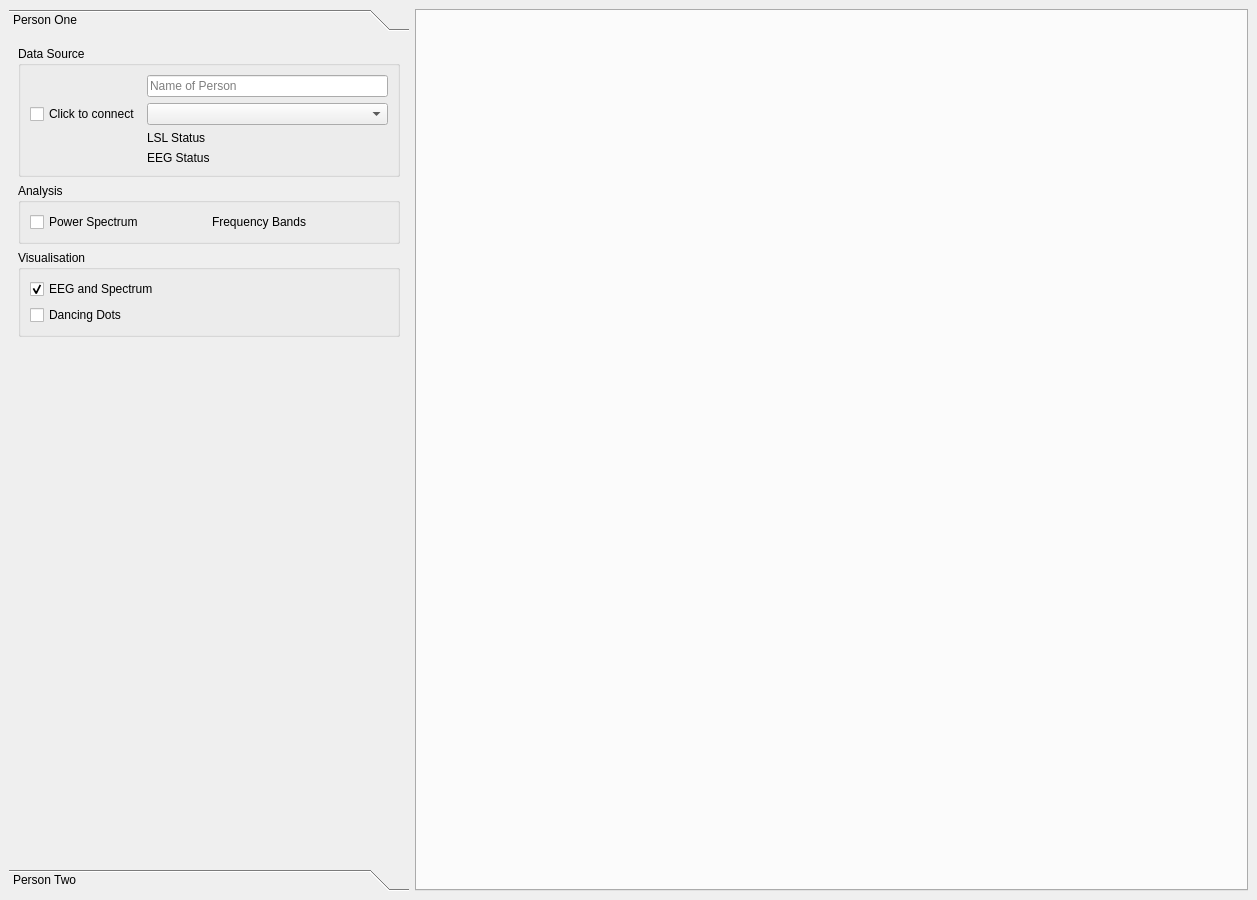
First picture: the form in mainwindow.ui, repository jkanev/samadhi, before the edit.
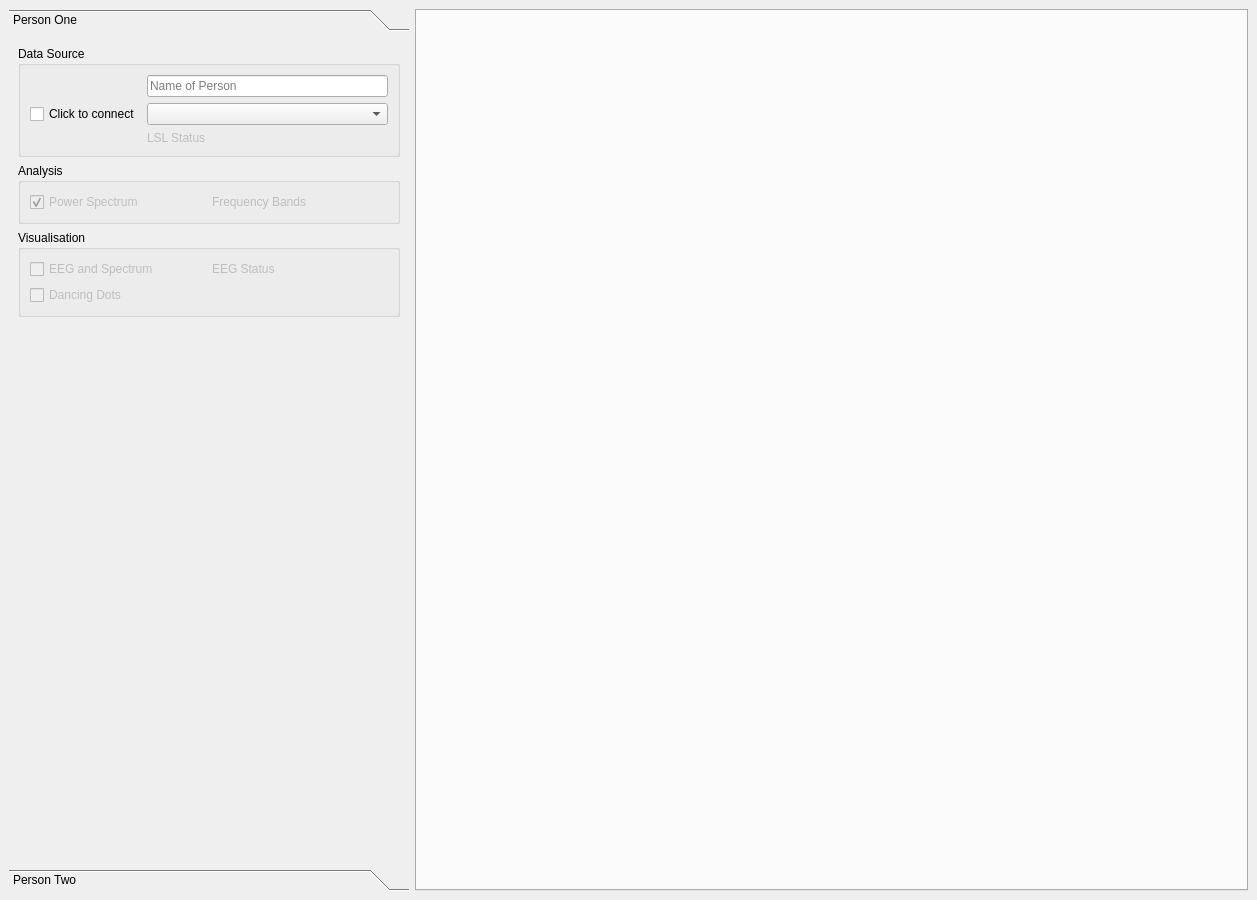
Second picture: the form after the edit. Icons and pictures are not drawn.

Commit message:
Made the display tab dependent on the checkbox
The display tab can be switched on and off independently,
by the checkmark in the toolbox. This is in preparation
of the other display tab.
Also, moved the wait statement to the end of the loop to
minimize the time when the streaming is switched of and the
next read in the same loop.
There are stability problems.

The edit to the form file:
```diff
--- a/mainwindow.ui
+++ b/mainwindow.ui
@@ -69,21 +69,37 @@
           <layout class="QGridLayout" name="gridLayout_6">
            <item row="0" column="0">
             <widget class="QCheckBox" name="checkBoxDspEegPsd">
+             <property name="enabled">
+              <bool>false</bool>
+             </property>
              <property name="text">
               <string>EEG and Spectrum</string>
              </property>
              <property name="checked">
-              <bool>true</bool>
+              <bool>false</bool>
              </property>
             </widget>
            </item>
-           <item row="1" column="0">
+           <item row="3" column="0">
             <widget class="QCheckBox" name="checkBoxDspDancingDots">
+             <property name="enabled">
+              <bool>false</bool>
+             </property>
              <property name="text">
               <string>Dancing Dots</string>
              </property>
             </widget>
            </item>
+           <item row="0" column="1">
+            <widget class="QLabel" name="labelEegStatus">
+             <property name="enabled">
+              <bool>false</bool>
+             </property>
+             <property name="text">
+              <string>EEG Status</string>
+             </property>
+            </widget>
+           </item>
           </layout>
          </widget>
         </item>
@@ -95,13 +111,22 @@
           <layout class="QGridLayout" name="gridLayout_5">
            <item row="0" column="0">
             <widget class="QCheckBox" name="checkBoxAnalPSD">
+             <property name="enabled">
+              <bool>false</bool>
+             </property>
              <property name="text">
               <string>Power Spectrum</string>
              </property>
+             <property name="checked">
+              <bool>true</bool>
+             </property>
             </widget>
            </item>
            <item row="0" column="1">
             <widget class="QLabel" name="labelFrequencyBands">
+             <property name="enabled">
+              <bool>false</bool>
+             </property>
              <property name="text">
               <string>Frequency Bands</string>
              </property>
@@ -116,13 +141,6 @@
            <string>Data Source</string>
           </property>
           <layout class="QGridLayout" name="gridLayout_4">
-           <item row="5" column="1">
-            <widget class="QLabel" name="labelEegStatus">
-             <property name="text">
-              <string>EEG Status</string>
-             </property>
-            </widget>
-           </item>
            <item row="0" column="1">
             <widget class="QLineEdit" name="lineEditName01">
              <property name="text">
@@ -145,6 +163,9 @@
            </item>
            <item row="4" column="1">
             <widget class="QLabel" name="labelLslStatus">
+             <property name="enabled">
+              <bool>false</bool>
+             </property>
              <property name="text">
               <string>LSL Status</string>
              </property>
```
The commit also changes 1 other file.
